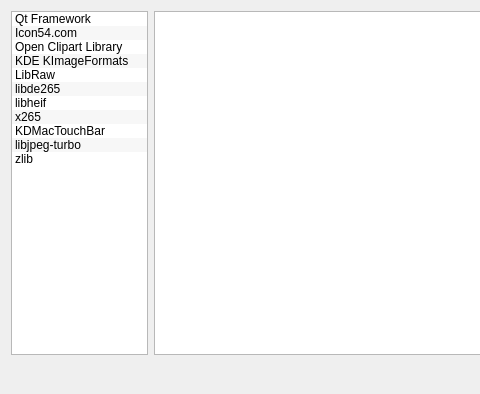
Old version of the form src/ui/forms/AboutComponentsDialog.ui in the repository vookimedlo/vooki-image-viewer; both pictures show x 0 to 480 and y 0 to 394 of the 852 by 394 pixel window.
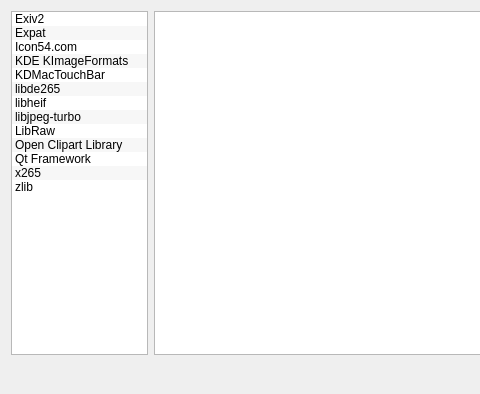
New version of the form. Icons and pictures are not drawn.

Commit message: 🔩Code: Exiv2 and Expat components descriptions

```diff
--- a/src/ui/forms/AboutComponentsDialog.ui
+++ b/src/ui/forms/AboutComponentsDialog.ui
@@ -36,7 +36,12 @@
        </property>
        <item>
         <property name="text">
-         <string>Qt Framework</string>
+         <string>Exiv2</string>
+        </property>
+       </item>
+       <item>
+        <property name="text">
+         <string>Expat</string>
         </property>
        </item>
        <item>
@@ -44,11 +49,6 @@
          <string>Icon54.com</string>
         </property>
        </item>
-       <item>
-        <property name="text">
-         <string>Open Clipart Library</string>
-        </property>
-       </item>
        <item>
         <property name="text">
          <string>KDE KImageFormats</string>
@@ -56,7 +56,7 @@
        </item>
        <item>
         <property name="text">
-         <string>LibRaw</string>
+         <string>KDMacTouchBar</string>
         </property>
        </item>
        <item>
@@ -69,21 +69,31 @@
          <string>libheif</string>
         </property>
        </item>
-       <item>
-        <property name="text">
-         <string>x265</string>
-        </property>
-       </item>
-       <item>
-        <property name="text">
-         <string>KDMacTouchBar</string>
-        </property>
-       </item>
        <item>
         <property name="text">
          <string>libjpeg-turbo</string>
         </property>
        </item>
+       <item>
+        <property name="text">
+         <string>LibRaw</string>
+        </property>
+       </item>
+       <item>
+        <property name="text">
+         <string>Open Clipart Library</string>
+        </property>
+       </item>
+       <item>
+        <property name="text">
+         <string>Qt Framework</string>
+        </property>
+       </item>
+       <item>
+        <property name="text">
+         <string>x265</string>
+        </property>
+       </item>
        <item>
         <property name="text">
          <string>zlib</string>
```
The commit also changes 11 other files.
